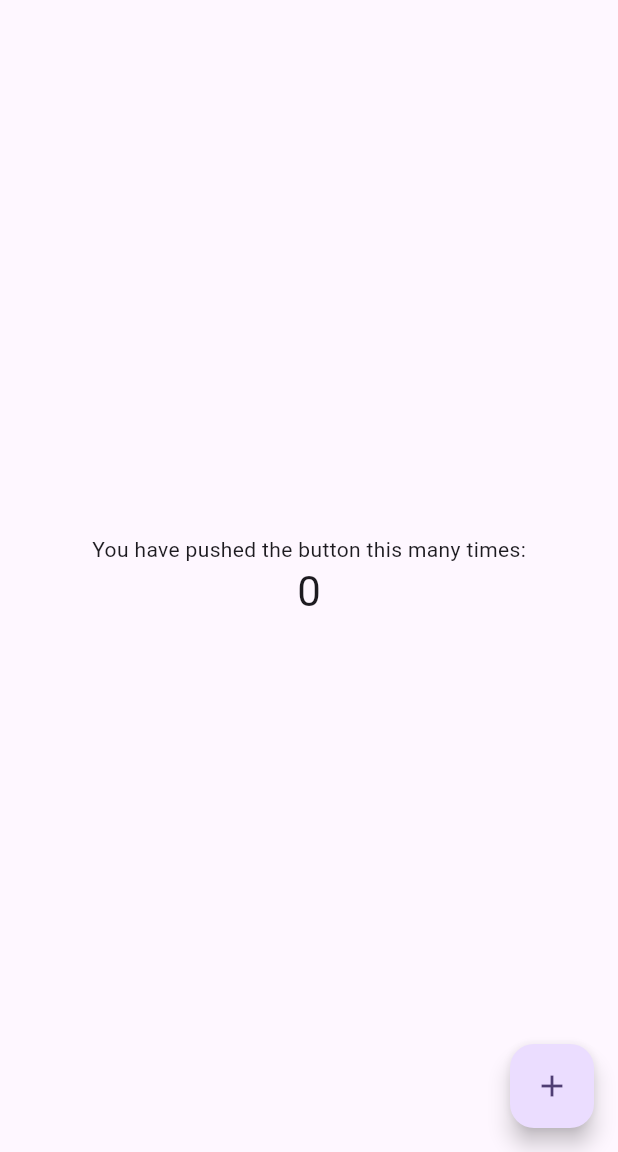
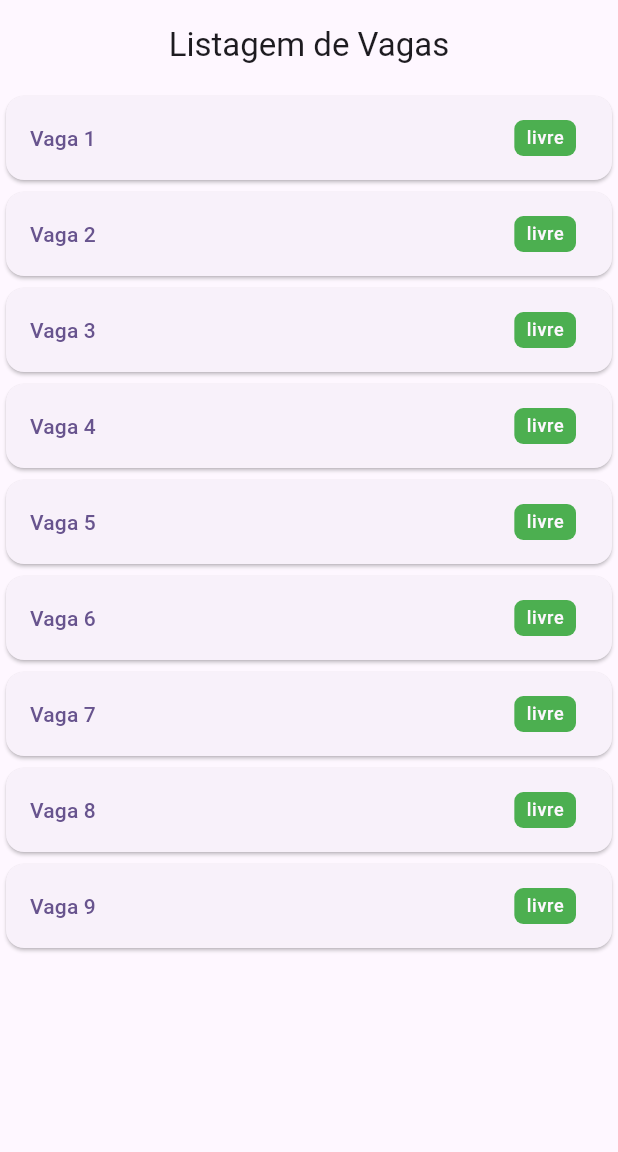
Before and after one commit to LucasMdosAnjos/gerenciador_vagas, a Flutter app: the screen it shows after launch, on a phone screen of 412 x 824 dp, the part 84-1236 px from its top. Run offline on Flutter 3.47's test engine with Material 3 defaults, Android fonts, the phone set to English and light mode, and no system bars; our stand-ins replace bloc, dartz, flutter_animate, flutter_bloc, get_it, go_router and 1 more; accounts and stored records are empty.

Commit message:
testes de widget

```diff
--- /dev/null
+++ b/lib/features/home/data/sqflite/sf_get_vagas.dart
@@ -0,0 +1,21 @@
+import 'package:gerenciador_vagas/features/home/data/sqflite/dto/sf_vaga_response.dart';
+import 'package:gerenciador_vagas/features/home/domain/entities/vaga.dart';
+import 'package:gerenciador_vagas/features/home/domain/errors/errors.dart';
+import 'package:gerenciador_vagas/features/home/infra/datasources/get_vagas_datasource.dart';
+import 'package:sqflite/sqflite.dart';
+
+class SfGetVagas implements GetVagasDatasource {
+  final Database db;
+
+  SfGetVagas(this.db);
+  @override
+  Future<List<Vaga>> getVagas() async {
+    try {
+      final result = await db.query('vagas');
+      final vagasResponse = result.map(SfVagaResponse.fromMap).toList();
+      return vagasResponse.map((e) => e.vaga).toList();
+    } catch (e) {
+      throw GetVagasException(message: "Erro ao puxar vagas");
+    }
+  }
+}
--- a/lib/features/home/domain/entities/vaga.dart
+++ b/lib/features/home/domain/entities/vaga.dart
@@ -7,6 +7,7 @@ class Vaga {
   Vaga({
     required this.id,
     required this.statusVaga,
+    this.placaVeiculo
   });
 }
 
--- /dev/null
+++ b/lib/features/home/infra/datasources/get_vagas_datasource.dart
@@ -0,0 +1,5 @@
+import 'package:gerenciador_vagas/features/home/domain/entities/vaga.dart';
+
+abstract class GetVagasDatasource{
+  Future<List<Vaga>> getVagas();
+}
--- a/lib/features/home/presentation/blocs/get_vagas/get_vagas_bloc.dart
+++ b/lib/features/home/presentation/blocs/get_vagas/get_vagas_bloc.dart
@@ -13,6 +13,8 @@ class GetVagasBloc extends Bloc<GetVagasEvent, GetVagasState> {
       result.fold((error) {
         emit(GetVagasErrorState(message: error.message));
       }, (vagas) {
+        print('sucesso');
+        print(vagas);
         emit(GetVagasSuccessState(vagas: vagas));
       });
     });
--- a/lib/features/home/presentation/home_screen.dart
+++ b/lib/features/home/presentation/home_screen.dart
@@ -1,8 +1,14 @@
 import 'package:flutter/material.dart';
+import 'package:flutter/widgets.dart';
+import 'package:flutter_animate/flutter_animate.dart';
+import 'package:flutter_bloc/flutter_bloc.dart';
+import 'package:gerenciador_vagas/features/home/presentation/blocs/get_vagas/get_vagas_bloc.dart';
+import 'package:gerenciador_vagas/features/home/presentation/blocs/get_vagas/get_vagas_event.dart';
+import 'package:gerenciador_vagas/features/home/presentation/blocs/get_vagas/get_vagas_state.dart';
+import 'package:gerenciador_vagas/features/home/presentation/widgets/item_vaga_widget.dart';
 import 'package:get_it/get_it.dart';
-import 'package:sqflite/sqflite.dart';
 
-GetIt getIt = GetIt.instance;
+final GetIt getIt = GetIt.instance;
 
 class HomeScreen extends StatefulWidget {
   const HomeScreen({super.key});
@@ -12,26 +18,16 @@ class HomeScreen extends StatefulWidget {
 }
 
 class _HomeScreenState extends State<HomeScreen> {
-  int _counter = 0;
-
-  void _incrementCounter() {
-    setState(() {
-      _counter++;
-    });
-  }
+  final GetVagasBloc bloc = getIt();
 
   @override
   void initState() {
     super.initState();
-    getIt.isReady<Database>().then((_) {
-      final db = getIt<Database>();
-      db.query('vagas').then((value) {
-        print(value);
-      });
-    });
+    bloc.add(BuscarVagas());
   }
 
   TextTheme get textTheme => Theme.of(context).textTheme;
+  ColorScheme get colorScheme => Theme.of(context).colorScheme;
 
   @override
   Widget build(BuildContext context) {
@@ -43,24 +39,75 @@ class _HomeScreenState extends State<HomeScreen> {
           style: textTheme.headlineSmall,
         ),
       ),
-      body: Center(
-        child: Column(
-          mainAxisAlignment: MainAxisAlignment.center,
-          children: <Widget>[
-            const Text(
-              'You have pushed the button this many times:',
+      body: Column(
+        crossAxisAlignment: CrossAxisAlignment.start,
+        children: <Widget>[
+          const SizedBox(
+            height: 16,
+          ),
+          SizedBox(
+            width: double.infinity,
+            child: Text(
+              'Listagem de Vagas',
+              style: textTheme.titleLarge,
+              textAlign: TextAlign.center,
             ),
-            Text(
-              '$_counter',
-              style: textTheme.headlineMedium,
+          ),
+          const SizedBox(
+            height: 16,
+          ),
+          Expanded(
+            child: BlocBuilder<GetVagasBloc, GetVagasState>(
+              bloc: bloc,
+              builder: (context, state) {
+                print(state);
+                if (state is GetVagasLoadingState) {
+                  return Container(
+                    key: const Key("getVagasLoadingWidget"),
+                    child: const Center(
+                      child: CircularProgressIndicator(),
+                    ),
+                  );
+                }
+                if (state is GetVagasErrorState) {
+                  return Center(
+                    child: Text(
+                      state.message,
+                      style: textTheme.titleMedium
+                          ?.copyWith(color: colorScheme.error),
+                    ),
+                  );
+                }
+                if (state is GetVagasSuccessState) {
+                  final vagas = state.vagas;
+                  return Container(
+                    key: const Key("getVagasSuccessWidget"),
+                    child: ListView(
+                        children: AnimateList(
+                      interval: const Duration(milliseconds: 100),
+                      effects: const [
+                        FadeEffect(
+                            duration: Duration(milliseconds: 300),
+                            curve: Curves.easeIn,
+                            begin: 0,
+                            end: 1),
+                        MoveEffect(
+                            duration: Duration(milliseconds: 300),
+                            curve: Curves.easeIn,
+                            begin: Offset(-100, 0),
+                            end: Offset(0, 0))
+                      ],
+                      children: vagas
+                          .map((vaga) => ItemVagaWidget(vaga: vaga))
+                          .toList(),
+                    )),
+                  );
+                }
+                return Container();
+              },
             ),
-          ],
-        ),
-      ),
-      floatingActionButton: FloatingActionButton(
-        onPressed: _incrementCounter,
-        tooltip: 'Increment',
-        child: const Icon(Icons.add),
+          )
+        ],
       ),
     );
   }
--- /dev/null
+++ b/lib/features/home/presentation/widgets/item_vaga_widget.dart
@@ -0,0 +1,42 @@
+// ignore_for_file: public_member_api_docs, sort_constructors_first
+import 'package:flutter/material.dart';
+
+import 'package:gerenciador_vagas/features/home/domain/entities/vaga.dart';
+
+class ItemVagaWidget extends StatefulWidget {
+  final Vaga vaga;
+  const ItemVagaWidget({super.key, required this.vaga});
+
+  @override
+  State<ItemVagaWidget> createState() => _ItemVagaWidgetState();
+}
+
+class _ItemVagaWidgetState extends State<ItemVagaWidget> {
+  TextTheme get textTheme => Theme.of(context).textTheme;
+  ColorScheme get colorScheme => Theme.of(context).colorScheme;
+  @override
+  Widget build(BuildContext context) {
+    return Card(
+      child: ListTile(
+        leading: Text(
+          'Vaga ${widget.vaga.id}',
+          style: textTheme.titleSmall?.copyWith(color: colorScheme.surfaceTint),
+        ),
+        trailing: Container(
+          decoration: BoxDecoration(
+              color: widget.vaga.statusVaga == StatusVaga.preeenchida
+                  ? colorScheme.error
+                  : Colors.green,
+              borderRadius: BorderRadius.circular(6)),
+          padding: const EdgeInsets.symmetric(vertical: 4, horizontal: 8),
+          child: Text(
+            widget.vaga.statusVaga.name,
+            style:
+                textTheme.labelMedium?.copyWith(color: colorScheme.background),
+          ),
+        ),
+        onTap: () {},
+      ),
+    );
+  }
+}
--- a/pubspec.yaml
+++ b/pubspec.yaml
@@ -44,6 +44,7 @@ dependencies:
   mocktail: ^1.0.3
   bloc: ^8.1.4
   flutter_bloc: ^8.1.5
+  flutter_animate: ^4.5.0
 
 dev_dependencies:
   flutter_test:
```
Also changed, not shown: lib/features/home/data/sqflite/dto/sf_vaga_response.dart (added, +29 -0 lines), lib/features/home/infra/repositories/get_vagas_repository_impl.dart (added, +21 -0 lines), lib/main.dart (+15 -1 lines), pubspec.lock, 1 other file.
